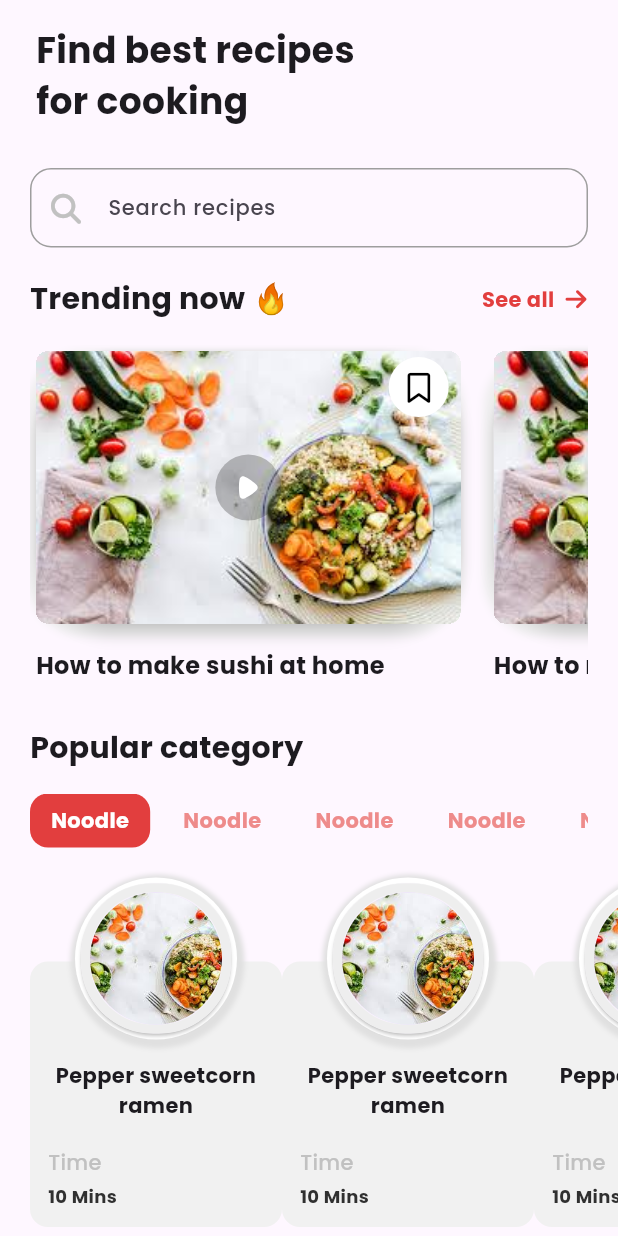
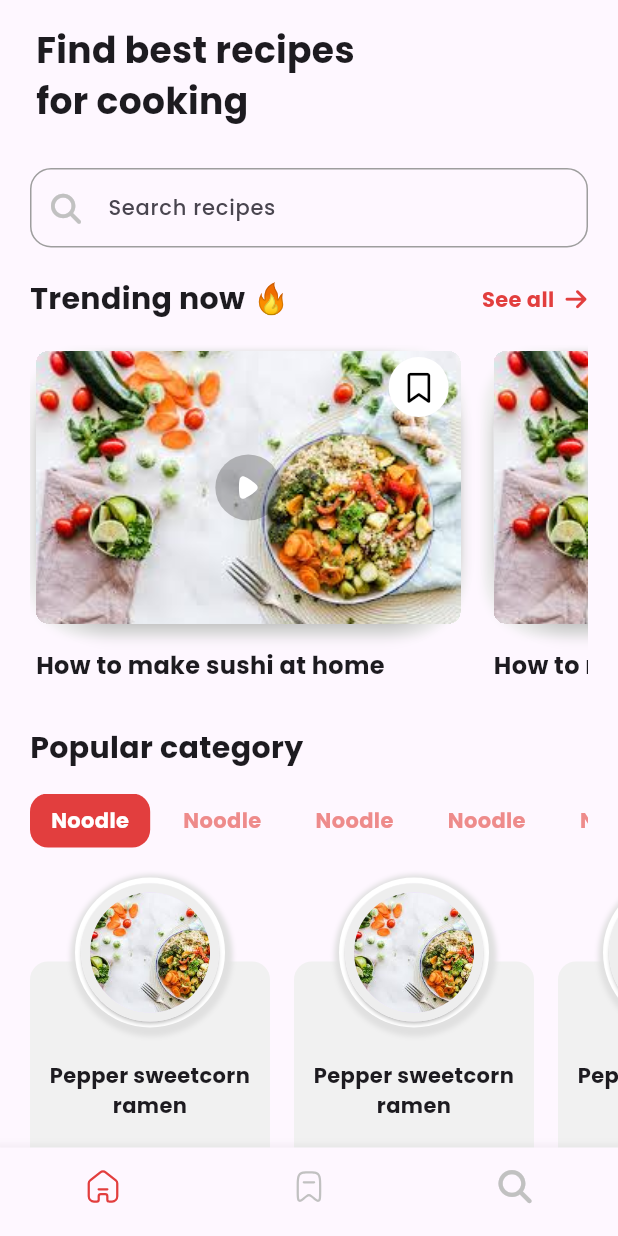
Before and after one commit to HazemAhmed677/reciply-app, a Flutter app: the screen it shows after launch, on a phone screen of 412 x 824 dp. Run offline on Flutter 3.47's test engine with Material 3 defaults, Android fonts, the light colour scheme and no system bars; our stand-ins replace device_preview, flutter_svg, font_awesome_flutter, go_router.

Commit message:
create navigation bottom bar

```diff
--- a/lib/features/home/presentation/views/home_view.dart
+++ b/lib/features/home/presentation/views/home_view.dart
@@ -1,13 +1,38 @@
 import 'package:flutter/material.dart';
+import 'package:reciply/features/home/presentation/views/widgets/cusotm_bottom_navigation_bar.dart';
 import 'package:reciply/features/home/presentation/views/widgets/home_view_body.dart';
+import 'package:reciply/features/saved/presentation/views/saved_view.dart';
+import 'package:reciply/features/search/presnetation/views/search_view.dart';
 
-class HomeView extends StatelessWidget {
+class HomeView extends StatefulWidget {
   const HomeView({super.key});
 
   @override
+  State<HomeView> createState() => _HomeViewState();
+}
+
+class _HomeViewState extends State<HomeView> {
+  List<Widget> screens = const [
+    HomeViewBody(),
+    SearchView(),
+    SavedView(),
+  ];
+  int currentIndex = 0;
+  @override
   Widget build(BuildContext context) {
-    return const Scaffold(
-      body: HomeViewBody(),
-    );
+    return Scaffold(
+        body: AnimatedSwitcher(
+          duration: const Duration(
+            milliseconds: 600,
+          ),
+          child: screens[currentIndex],
+        ),
+        bottomNavigationBar: CusotmBottomNavigationBar(
+          currentIndex: currentIndex,
+          onTap: (index) {
+            currentIndex = index;
+            setState(() {});
+          },
+        ));
   }
 }
--- /dev/null
+++ b/lib/features/home/presentation/views/widgets/cusotm_bottom_navigation_bar.dart
@@ -0,0 +1,60 @@
+import 'package:flutter/material.dart';
+import 'package:flutter_svg/svg.dart';
+import 'package:font_awesome_flutter/font_awesome_flutter.dart';
+import 'package:reciply/core/utils/app_colors.dart';
+
+class CusotmBottomNavigationBar extends StatelessWidget {
+  const CusotmBottomNavigationBar(
+      {super.key, required this.currentIndex, this.onTap});
+  final int currentIndex;
+  final Function(int)? onTap;
+
+  @override
+  Widget build(BuildContext context) {
+    return BottomNavigationBar(
+      showSelectedLabels: false, // Hide labels for selected items
+      showUnselectedLabels: false,
+      currentIndex: currentIndex,
+      onTap: onTap,
+      items: [
+        BottomNavigationBarItem(
+          icon: AnimatedContainer(
+            duration: const Duration(seconds: 1),
+            child: SvgPicture.asset(
+              'assets/images/home.svg',
+              colorFilter: ColorFilter.mode(
+                (currentIndex == 0) ? AppColors.e2Color : AppColors.c1Color,
+                BlendMode.srcIn,
+              ),
+            ),
+          ),
+          label: '',
+        ),
+        BottomNavigationBarItem(
+          icon: AnimatedContainer(
+            duration: const Duration(seconds: 1),
+            child: SvgPicture.asset(
+              'assets/images/saved.svg',
+              colorFilter: ColorFilter.mode(
+                  (currentIndex == 1) ? AppColors.e2Color : AppColors.c1Color,
+                  BlendMode.srcIn),
+            ),
+          ),
+          label: '',
+        ),
+        BottomNavigationBarItem(
+          icon: AnimatedContainer(
+            duration: const Duration(seconds: 1),
+            child: Icon(
+              FontAwesomeIcons.magnifyingGlass,
+              color:
+                  (currentIndex == 2) ? AppColors.e2Color : AppColors.c1Color,
+              size: 22,
+            ),
+          ),
+          label: '',
+        ),
+      ],
+    );
+  }
+}
--- a/lib/features/home/presentation/views/widgets/pupolar_container_elements.dart
+++ b/lib/features/home/presentation/views/widgets/pupolar_container_elements.dart
@@ -1,12 +1,20 @@
 import 'package:flutter/material.dart';
+import 'package:font_awesome_flutter/font_awesome_flutter.dart';
 import 'package:reciply/core/utils/app_colors.dart';
 import 'package:reciply/core/utils/app_styles.dart';
 
-class PupolarContainerElements extends StatelessWidget {
+class PupolarContainerElements extends StatefulWidget {
   const PupolarContainerElements({
     super.key,
   });
 
+  @override
+  State<PupolarContainerElements> createState() =>
+      _PupolarContainerElementsState();
+}
+
+class _PupolarContainerElementsState extends State<PupolarContainerElements> {
+  bool flag = false;
   @override
   Widget build(BuildContext context) {
     return Column(
@@ -42,12 +50,35 @@ class PupolarContainerElements extends StatelessWidget {
           padding: const EdgeInsets.only(
             left: 12.0,
             bottom: 12,
+            right: 12,
           ),
-          child: Text(
-            '10 Mins',
-            style: AppStyles.semiBold12(context).copyWith(
-              color: AppColors.n30Color,
-            ),
+          child: Row(
+            children: [
+              Text(
+                '10 Mins',
+                style: AppStyles.semiBold12(context).copyWith(
+                  color: AppColors.n30Color,
+                ),
+              ),
+              const Spacer(),
+              CircleAvatar(
+                radius: 14,
+                backgroundColor: AppColors.white,
+                child: InkWell(
+                  onTap: () {
+                    flag = !flag;
+                    setState(() {});
+                  },
+                  child: Icon(
+                    (!flag)
+                        ? FontAwesomeIcons.bookmark
+                        : FontAwesomeIcons.solidBookmark,
+                    color: Colors.black,
+                    size: 14,
+                  ),
+                ),
+              ),
+            ],
           ),
         )
       ],
--- a/lib/features/home/presentation/views/widgets/pupolar_dishes_list_view.dart
+++ b/lib/features/home/presentation/views/widgets/pupolar_dishes_list_view.dart
@@ -13,13 +13,18 @@ class PupolarDishesListView extends StatelessWidget {
         top: 76,
       ),
       child: SizedBox(
-        height: 180,
+        height: 198,
         child: ListView.builder(
           physics: const BouncingScrollPhysics(),
           clipBehavior: Clip.none,
           scrollDirection: Axis.horizontal,
           itemCount: 8,
-          itemBuilder: (context, index) => const PupolarDishStack(),
+          itemBuilder: (context, index) => Padding(
+            padding: EdgeInsets.only(
+              right: (index != 7) ? 16 : 0,
+            ),
+            child: const PupolarDishStack(),
+          ),
         ),
       ),
     );
--- a/lib/features/home/presentation/views/widgets/pupolar_stack.dart
+++ b/lib/features/home/presentation/views/widgets/pupolar_stack.dart
@@ -12,8 +12,8 @@ class PupolarDishStack extends StatelessWidget {
       clipBehavior: Clip.none,
       children: [
         Container(
-          height: 177,
-          width: 168,
+          height: 188,
+          width: 160,
           decoration: BoxDecoration(
             color: AppColors.f1Color,
             borderRadius: BorderRadius.circular(12),
--- /dev/null
+++ b/lib/features/saved/presentation/views/saved_view.dart
@@ -0,0 +1,10 @@
+import 'package:flutter/material.dart';
+
+class SavedView extends StatelessWidget {
+  const SavedView({super.key});
+
+  @override
+  Widget build(BuildContext context) {
+    return const Placeholder();
+  }
+}
```
Also changed, not shown: assets/images/dishsvg.svg (deleted), assets/images/home.svg (added), assets/images/saved.svg (added), lib/features/home/presentation/views/recipe_info_view.dart (added).
